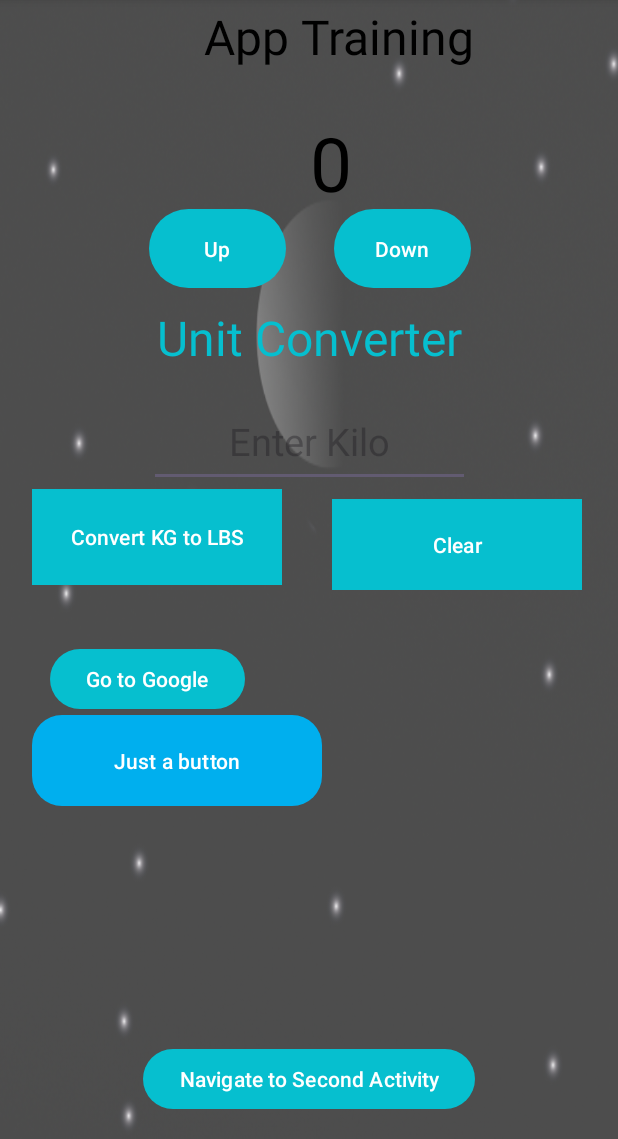
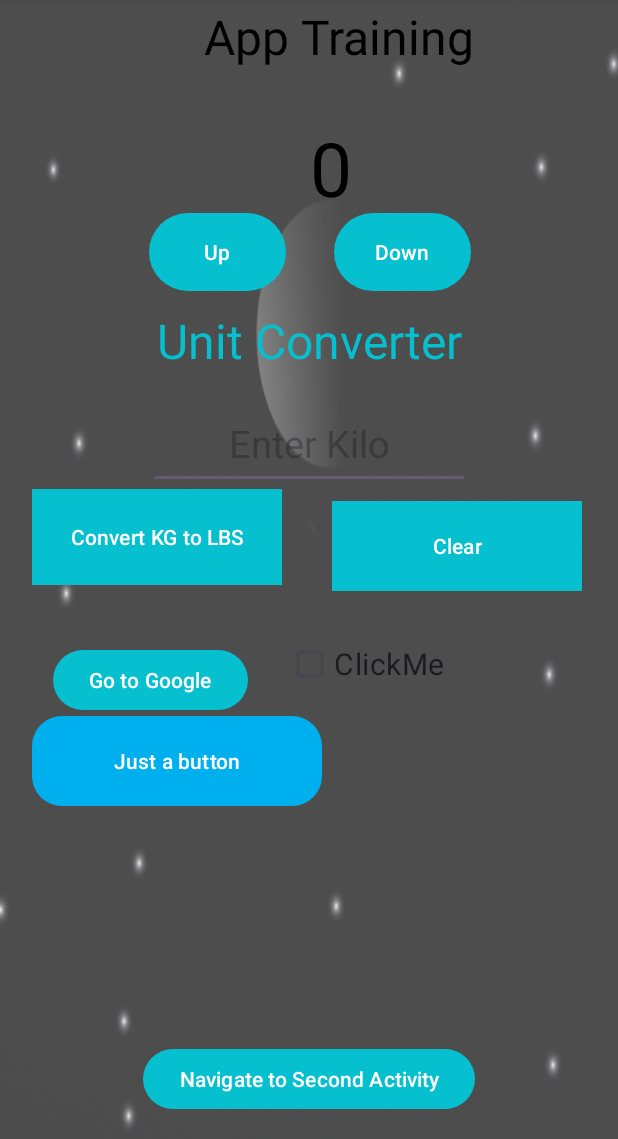
Before and after one commit to calebmortensen/CounterApp, an Android app: the screen it shows after launch (MainActivity), on a phone screen of 412 x 824 dp, the part 97-1236 px from its top. Run offline under Robolectric (Android 15) with nearby library versions, the phone set to English and light mode, and no system bars.

Commit message:
Checkbox

```diff
--- a/app/src/main/java/com/example/counterapp/MainActivity.java
+++ b/app/src/main/java/com/example/counterapp/MainActivity.java
@@ -8,6 +8,8 @@
 import android.view.MenuItem;
 import android.view.View;
 import android.widget.Button;
+import android.widget.CheckBox;
+import android.widget.CompoundButton;
 import android.widget.EditText;
 import android.widget.TextView;
 import android.widget.Toast;
@@ -21,6 +23,7 @@
     TextView textView, counter_text, unitconverter_text;
     Button btn, btn_converter, btn_converter_clear, btn_dec, nvg, openBrowser;
     int counter = 0;
+    CheckBox checkBox;
 
 
     @Override
@@ -45,6 +48,7 @@
         btn_dec = findViewById(R.id.btn_dec);
         nvg = findViewById(R.id.nvg);
         openBrowser = findViewById(R.id.openBrowser);
+        checkBox = findViewById(R.id.checkbox);
 
         //Add Functionality
         btn.setOnClickListener(new View.OnClickListener() {
@@ -105,7 +109,23 @@
             }
         });
 
+        checkBox.setOnCheckedChangeListener(new CompoundButton.OnCheckedChangeListener() {
+
+            @Override
+            public void onCheckedChanged(CompoundButton buttonView, boolean isChecked) {
+
+                if (isChecked) {
+                    Toast.makeText(MainActivity.this, "Checked", Toast.LENGTH_SHORT).show();
+                } else {
+                    Toast.makeText(MainActivity.this, "Not Checked", Toast.LENGTH_SHORT).show();
+                }
+            }
+        });
+
+
+
     }
+
 
 
     public int increaseCounter() {
@@ -148,4 +168,6 @@
         }
         return super.onOptionsItemSelected(item);
     }
+
+
 }
--- a/app/src/main/res/layout/activity_main.xml
+++ b/app/src/main/res/layout/activity_main.xml
@@ -32,12 +32,12 @@
         android:layout_height="0dp"
         android:layout_marginTop="3dp"
         android:layout_marginEnd="48dp"
-        android:layout_marginBottom="11dp"
+        android:layout_marginBottom="336dp"
         android:text="App Training"
         android:textAlignment="center"
         android:textColor="@color/black"
         android:textSize="32dp"
-        app:layout_constraintBottom_toTopOf="@+id/textView"
+        app:layout_constraintBottom_toTopOf="@+id/checkbox"
         app:layout_constraintEnd_toEndOf="parent"
         app:layout_constraintTop_toTopOf="parent" />
 
@@ -135,10 +135,12 @@
         android:id="@+id/openBrowser"
         android:layout_width="wrap_content"
         android:layout_height="wrap_content"
-        android:layout_marginStart="12dp"
+        android:layout_marginStart="33dp"
+        android:layout_marginEnd="24dp"
         android:text="Go to Google"
         app:layout_constraintBottom_toTopOf="@+id/justAbutton"
-        app:layout_constraintStart_toStartOf="@+id/justAbutton"
+        app:layout_constraintEnd_toStartOf="@+id/checkbox"
+        app:layout_constraintStart_toStartOf="parent"
         app:layout_constraintTop_toBottomOf="@+id/btn_converter_clear" />
 
     <Button
@@ -154,4 +156,17 @@
         app:layout_constraintStart_toStartOf="parent"
         app:layout_constraintTop_toBottomOf="@+id/openBrowser" />
 
+    <CheckBox
+        android:id="@+id/checkbox"
+        android:layout_width="111dp"
+        android:layout_height="57dp"
+        android:layout_marginEnd="108dp"
+        android:layout_marginBottom="288dp"
+        android:text="ClickMe"
+        android:textSize="20sp"
+        app:layout_constraintBottom_toBottomOf="parent"
+        app:layout_constraintEnd_toEndOf="parent"
+        app:layout_constraintStart_toEndOf="@+id/openBrowser"
+        app:layout_constraintTop_toBottomOf="@+id/counter_text" />
+
 </androidx.constraintlayout.widget.ConstraintLayout>
```
